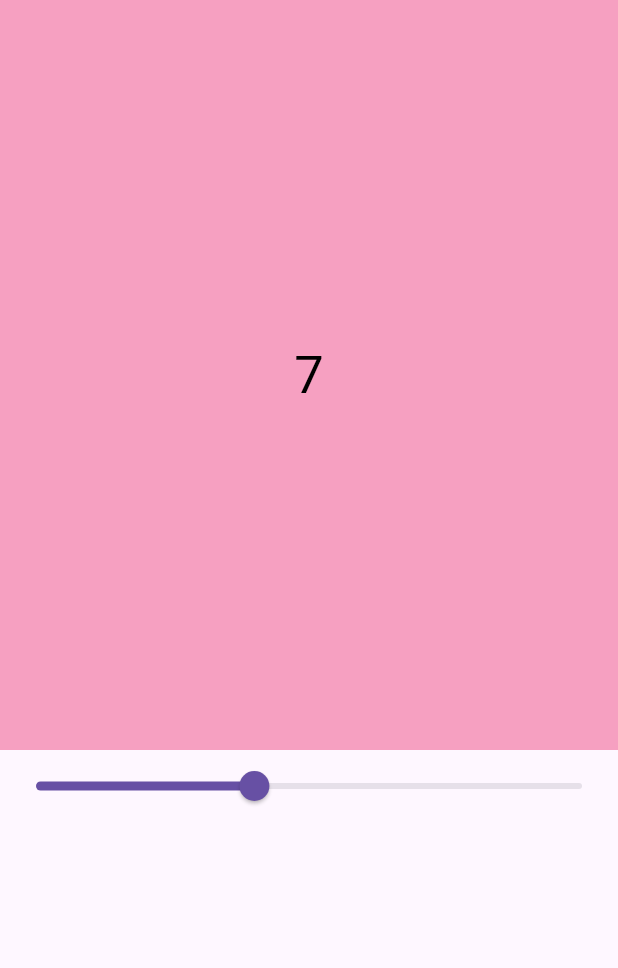
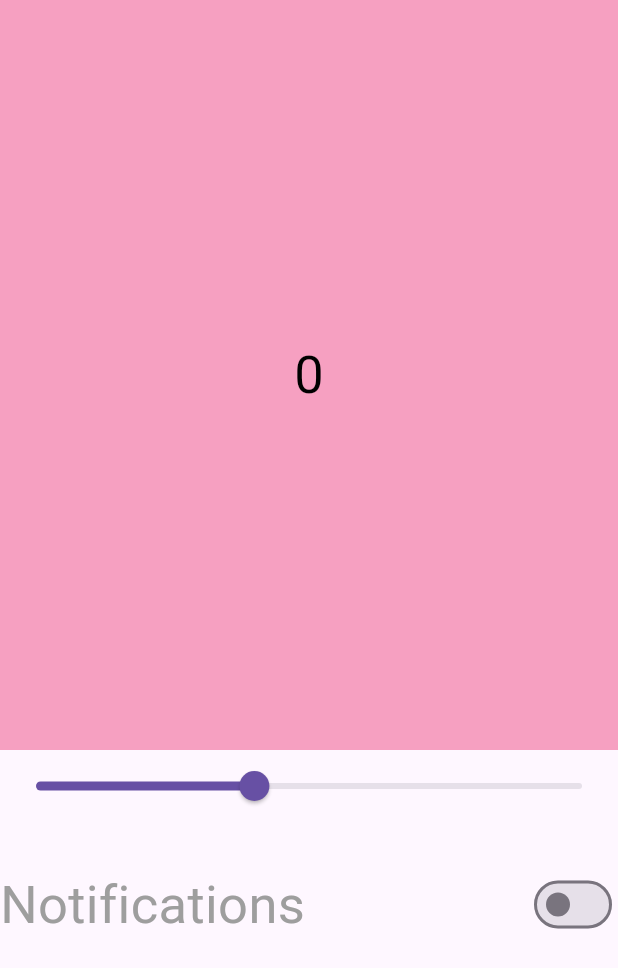
Before and after one commit to shakibalways/Getx, a Flutter app: the screen it shows after launch, on a phone screen of 412 x 824 dp. Shown: the top 968 px of the screen. Run offline on Flutter 3.47's test engine with Material 3 defaults, Android fonts, the phone set to English and light mode, and no system bars; our stand-ins replace get.

```diff
--- a/lib/controller/home.dart
+++ b/lib/controller/home.dart
@@ -1,28 +1,36 @@
 import 'dart:async';
 
+import 'package:flutter/cupertino.dart';
 import 'package:get/get.dart';
-import 'package:get/get_rx/get_rx.dart';
-
-class HomeController extends GetxController{
-
-RxInt index = 0.obs;
-  RxDouble opacity = .4.obs;
 
 
-  getMultiple(){
-    Timer.periodic(Duration(seconds: 1), (timer){
-      index.value++;
+class HomeController extends GetxController {
+  RxInt index = 0.obs;
+  RxDouble opacity = .4.obs;
+  RxBool notifications = false.obs;
+
+  getMultiple() {
+    Timer.periodic(const Duration(seconds: 1), (timer) {
+      if (notifications.isTrue ) {
+        index.value++;
+      } else if(notifications.isFalse) {
+        const Text("Please Switch On");
+      }
     });
   }
 
-  getIncrement(double value){
+  getIncrement(double value) {
+    opacity.value = value;
+  }
 
-    opacity.value = value;
+  getOnOff(bool value) {
+    notifications.value = value;
+  }
 
-  }
   @override
   void onInit() {
-   getMultiple();
+    getMultiple();
+    getOnOff;
     super.onInit();
   }
 }
--- a/lib/view/page/home.dart
+++ b/lib/view/page/home.dart
@@ -34,7 +34,38 @@ class HomePage extends StatelessWidget {
                   controller.getIncrement(value);
                   log(value);
                 }),
-          )
+          ),
+          const SizedBox(
+            height: 30,
+          ),
+          Row(
+            mainAxisAlignment: MainAxisAlignment.spaceBetween,
+            children: [
+              Obx(
+                () => controller.notifications.isTrue
+                    ? const Text(
+                        "Notifications",
+                        style: TextStyle(color: Colors.deepOrange,fontSize: 35,fontWeight: FontWeight.bold),
+                      )
+                    : controller.notifications.isFalse
+                        ? const Text(
+                            "Notifications",
+                            style: TextStyle(color: Colors.grey,fontSize: 35),
+                          )
+                        : const Text(
+                            "Please On",
+                            style: TextStyle(fontSize: 35),
+                          ),
+              ),
+              Obx(
+                () => Switch(
+                    value: controller.notifications.value,
+                    onChanged: (value) {
+                      controller.getOnOff(value);
+                    }),
+              ),
+            ],
+          ),
         ],
       ),
     );
```
